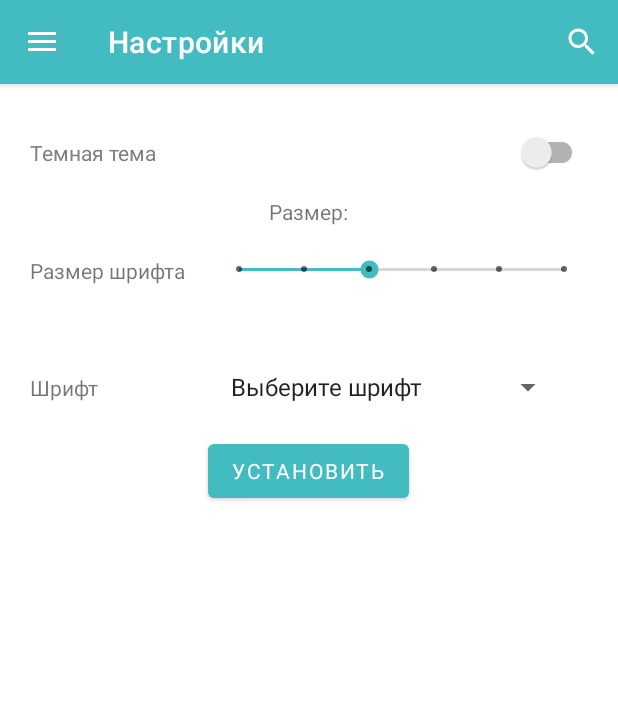
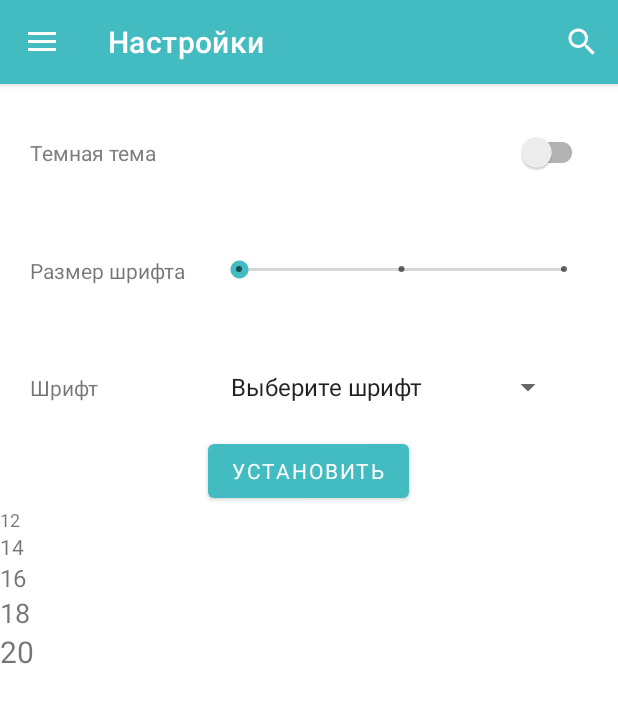
Before and after one commit to HelgaLnz/DiseaseDirectory, an Android app: the fragment OptionsFragment placed in its activity, on a phone screen of 412 x 824 dp. Shown: the top 703 px of the screen. Run offline under Robolectric (Android 15) with nearby library versions, the phone set to English and light mode, and no system bars.

Commit message:
fix font size

```diff
--- a/app/src/main/res/layout/fragment_options.xml
+++ b/app/src/main/res/layout/fragment_options.xml
@@ -23,8 +23,8 @@
         android:layout_width="wrap_content"
         android:layout_height="wrap_content"
         android:textSize="14sp"
-        android:layout_gravity="center"
-        android:text="@string/font_size_number"/>
+        android:layout_gravity="right"
+        android:layout_marginEnd="24dp"/>
 
     <LinearLayout
         android:id="@+id/FontSizeLayout"
@@ -34,6 +34,7 @@
         android:orientation="horizontal">
 
         <TextView
+            android:id="@+id/textFontFamily"
             android:layout_width="wrap_content"
             android:layout_height="wrap_content"
             android:text="@string/font_size"
@@ -46,9 +47,9 @@
             android:layout_height="wrap_content"
             android:layout_gravity="right"
             android:layout_marginStart="20dp"
-            android:max="5"
+            android:max="2"
             android:minWidth="230dp"
-            android:progress="2" />
+            android:progress="0" />
 
     </LinearLayout>
 
@@ -88,5 +89,38 @@
 
     </LinearLayout>
 
+    <LinearLayout
+        android:layout_width="match_parent"
+        android:layout_height="wrap_content"
+        android:orientation="vertical">
+        <TextView
+            android:layout_width="match_parent"
+            android:layout_height="wrap_content"
+            android:text="12"
+            android:textSize="12sp"/>
+
+        <TextView
+            android:layout_width="wrap_content"
+            android:layout_height="match_parent"
+            android:text="14"
+            android:textSize="14sp"/>
+        <TextView
+            android:layout_width="match_parent"
+            android:layout_height="wrap_content"
+            android:text="16"
+            android:textSize="16sp"/>
+        <TextView
+            android:layout_width="match_parent"
+            android:layout_height="wrap_content"
+            android:text="18"
+            android:textSize="18sp"/>
+
+        <TextView
+            android:layout_width="wrap_content"
+            android:layout_height="match_parent"
+            android:text="20"
+            android:textSize="20sp"/>
+    </LinearLayout>
+
 
 </LinearLayout>
--- a/app/src/main/res/values/strings.xml
+++ b/app/src/main/res/values/strings.xml
@@ -29,5 +29,5 @@
     <string name="font_size">Размер шрифта</string>
     <string name="font_family">Шрифт</string>
     <string name="set_button_text">Установить</string>
-    <string name="font_size_number">Размер:</string>
+    <string name="font_size_number">Размер:    </string>
 </resources>
```
Also changed, not shown: app/src/main/java/com/example/diseasedirectory/OptionsFragment.kt (+38 -9 lines).
